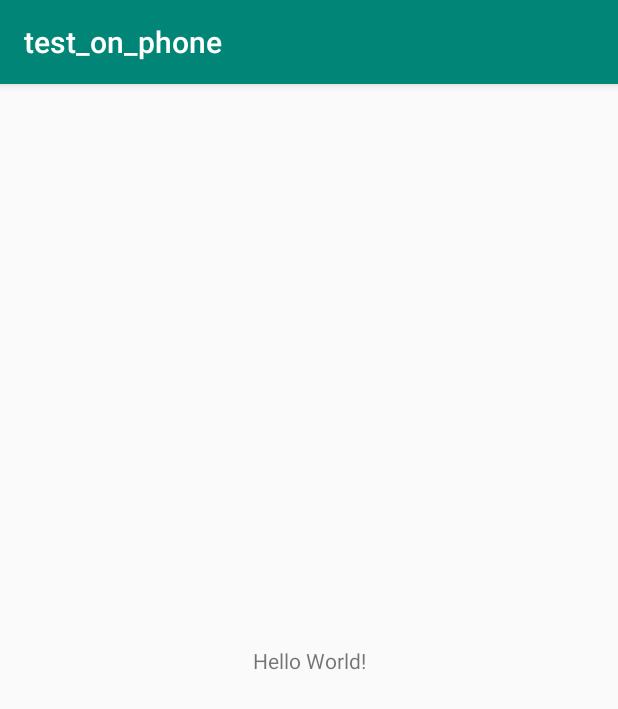
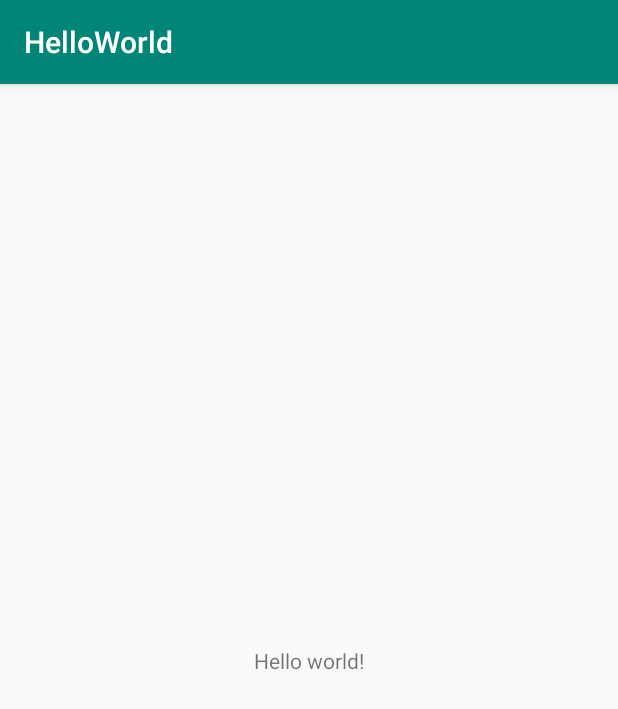
Before and after one commit to ZhangAoCanada/android_java_test, an Android app: the screen it shows after launch (MainActivity), on a phone screen of 412 x 824 dp. Shown: the top 709 px of the screen. Run offline under Robolectric (Android 15) with nearby library versions, the phone set to English and light mode, and no system bars.

Commit message:
a little test

```diff
--- a/app/src/main/res/layout/activity_main.xml
+++ b/app/src/main/res/layout/activity_main.xml
@@ -9,7 +9,7 @@
     <TextView
         android:layout_width="wrap_content"
         android:layout_height="wrap_content"
-        android:text="Hello World!"
+        android:text="@string/hello_world"
         app:layout_constraintBottom_toBottomOf="parent"
         app:layout_constraintLeft_toLeftOf="parent"
         app:layout_constraintRight_toRightOf="parent"
--- a/app/src/main/res/values/strings.xml
+++ b/app/src/main/res/values/strings.xml
@@ -1,3 +1,6 @@
 <resources>
-    <string name="app_name">test_on_phone</string>
+    <string name="app_name">HelloWorld</string>
+    <string name="hello_world">Hello world!</string>
+    <string name="menu_settings">Settings</string>
+    <string name="title_activity_main">MainActivity</string>
 </resources>
```
Also changed, not shown: app/src/main/java/com/example/test_on_phone/MainActivity.java (line endings or trailing spaces).
